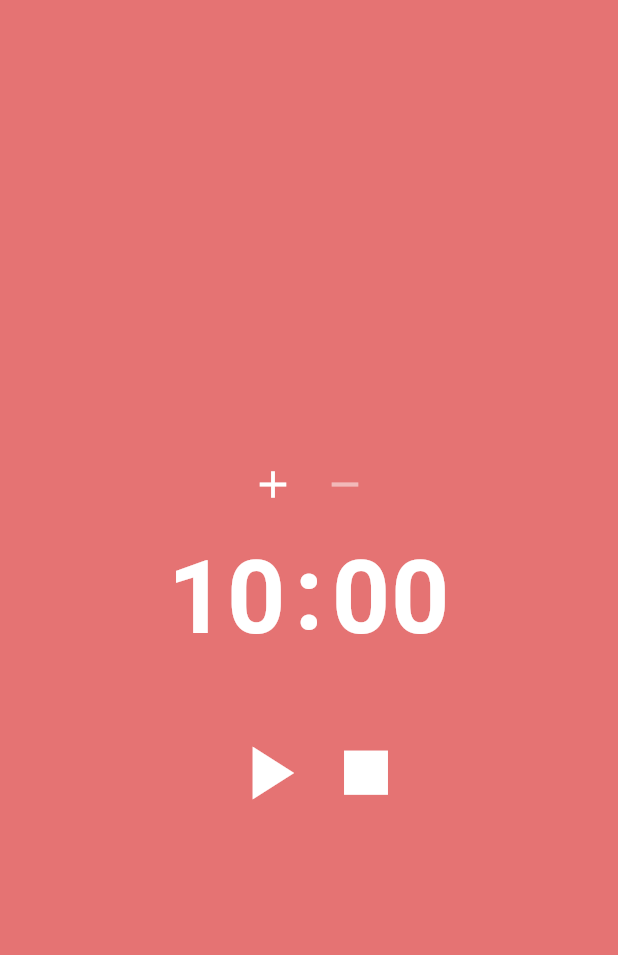
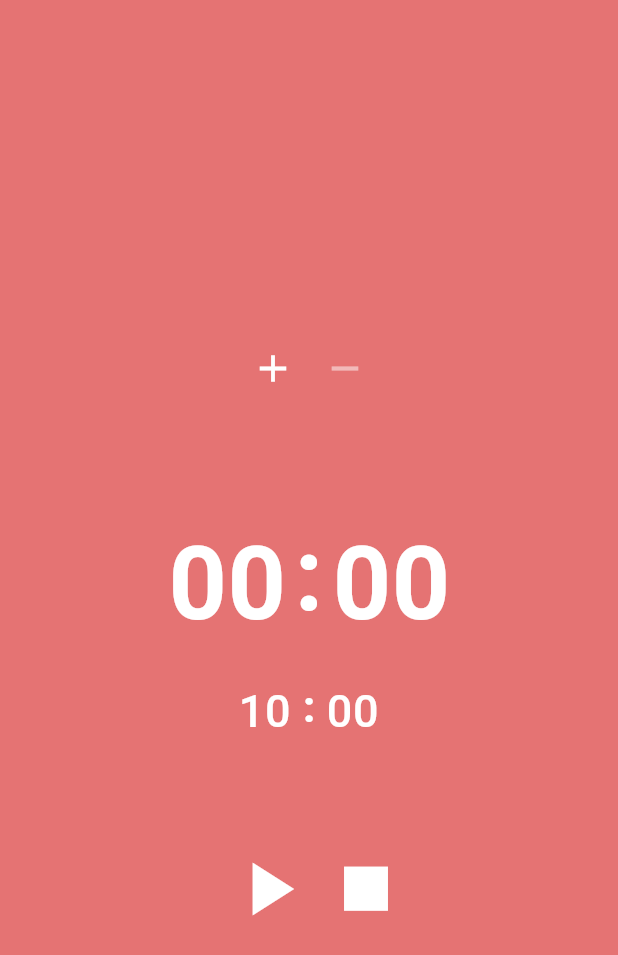
Before and after one commit to HwangGoeun/Red-Timer, a Flutter app: the screen it shows after launch, after a tap on the "play arrow" icon, after a tap on the "square" icon, on a phone screen of 412 x 824 dp. Shown: the top 955 px of the screen. Run offline on Flutter 3.47's test engine with Material 3 defaults, Android fonts, the phone set to English and light mode, and no system bars; missing offline and left inert: flutter_foreground_task.

Commit message:
제한 시간 입력 및 제한 시간 도달 시 멈춤 기능 구현

```diff
--- a/redtimer/lib/screens/home_screen.dart
+++ b/redtimer/lib/screens/home_screen.dart
@@ -8,9 +8,12 @@ import 'package:redtimer/widgets/time.dart';
 import 'package:redtimer/widgets/time_input.dart';
 
 int tenMinutes = 600;
-int totalSeconds = tenMinutes;
-int minTime = 10;
+int totalSeconds = 0;
+int limitSecond = tenMinutes;
+int minTime = 0;
 int secTime = 0;
+int minLimitTime = 0;
+int secLimitTime = 0;
 
 class HomeScreen extends StatefulWidget {
   const HomeScreen({Key? key}) : super(key: key);
@@ -84,7 +87,7 @@ class _HomeScreenState extends State<HomeScreen> {
     print("total = $totalSeconds");
     print("min = $minTime");
     print("sec = $secTime");
-    if (totalSeconds == 0) {
+    if (totalSeconds == limitSecond) {
       setState(() {
         isRunning = false;
         totalSeconds = totalSeconds;
@@ -94,23 +97,26 @@ class _HomeScreenState extends State<HomeScreen> {
       });
       timer.cancel();
     } else {
+      if (isRunning == true) {
         setState(() {
-        totalSeconds = totalSeconds - 1;
+          totalSeconds = totalSeconds + 1;
           minTime = int.parse(formatMin(totalSeconds));
           secTime = int.parse(formatSecond(totalSeconds));
           reset = false;
         });
+      } else {
+        setState(() {
+          minTime = int.parse(formatMin(totalSeconds));
+          secTime = int.parse(formatSecond(totalSeconds));
+          reset = false;
+        });
+      }
       FlutterForegroundTask.updateService(
           notificationText: format(totalSeconds));
     }
   }
 
   void onStartPressed() {
-    print("start!");
-    print("reset = $reset");
-    print("total = $totalSeconds");
-    print("min = $minTime");
-    print("sec = $secTime");
     noticeStart(format(totalSeconds));
     timer = Timer.periodic(
       const Duration(seconds: 1),
@@ -120,22 +126,39 @@ class _HomeScreenState extends State<HomeScreen> {
       isRunning = true;
       minTime = int.parse(formatMin(totalSeconds));
       secTime = int.parse(formatSecond(totalSeconds));
+      minLimitTime = int.parse(formatMin(limitSecond));
+      secLimitTime = int.parse(formatSecond(limitSecond));
       reset = false;
     });
   }
 
-  void changeTime(String timeType, int time) {
-    // TimeInput.minTime = minTime;
-    if (timeType == "min") {
-      minTime = time * 60;
-    } else if (timeType == "sec") {
-      secTime = time;
-    }
+  void onPausePreesed() {
+    timer.cancel();
     setState(() {
-      totalSeconds = minTime + secTime;
+      isRunning = false;
+      minTime = int.parse(formatMin(totalSeconds));
+      secTime = int.parse(formatSecond(totalSeconds));
+      minLimitTime = int.parse(formatMin(limitSecond));
+      secLimitTime = int.parse(formatSecond(limitSecond));
+      reset = false;
     });
   }
 
+  void onReset() {
+    noticeStop();
+    setState(() {
+      isRunning = false;
+      totalSeconds = 0;
+      limitSecond = tenMinutes;
+      reset = true;
+      minTime = int.parse(formatMin(totalSeconds));
+      secTime = int.parse(formatSecond(totalSeconds));
+    });
+    timer.cancel();
+    reset = false;
+  }
+
+  // 알림창 관련 함수
   void noticeStart(String initialText) async {
     await FlutterForegroundTask.startService(
       notificationTitle: 'Red Timer',
@@ -150,39 +173,6 @@ class _HomeScreenState extends State<HomeScreen> {
     });
   }
 
-  void onPausePreesed() {
-    print("Pause!");
-    print("reset = $reset");
-    print("total = $totalSeconds");
-    print("min = $minTime");
-    print("sec = $secTime");
-    timer.cancel();
-    setState(() {
-      isRunning = false;
-      minTime = int.parse(formatMin(totalSeconds));
-      secTime = int.parse(formatSecond(totalSeconds));
-      reset = false;
-    });
-  }
-
-  void onReset() {
-    print("Reset!");
-    print("reset = $reset");
-    print("total = $totalSeconds");
-    print("min = $minTime");
-    print("sec = $secTime");
-    noticeStop();
-    setState(() {
-      isRunning = false;
-      totalSeconds = tenMinutes;
-      reset = true;
-      minTime = int.parse(formatMin(totalSeconds));
-      secTime = int.parse(formatSecond(totalSeconds));
-    });
-    timer.cancel();
-    reset = false;
-  }
-
   void noticeStop() async {
     await FlutterForegroundTask.clearAllData();
     await FlutterForegroundTask.stopService();
@@ -194,6 +184,7 @@ class _HomeScreenState extends State<HomeScreen> {
     });
   }
 
+  // 시간 출력 관련 함수
   String formatMin(int seconds) {
     var duration = Duration(seconds: seconds);
 
@@ -221,11 +212,15 @@ class _HomeScreenState extends State<HomeScreen> {
         backgroundColor: Theme.of(context).colorScheme.background,
         body: Column(
           children: [
+            // 여백
             Flexible(
+              flex: 1,
               child: Container(
                 height: double.infinity,
               ),
             ),
+
+            // 플러스 / 마이너스 버튼
             Flexible(
               flex: 2,
               child: Container(
@@ -261,7 +256,7 @@ class _HomeScreenState extends State<HomeScreen> {
 
             // 시간 보여지는 곳
             Flexible(
-              flex: 1,
+              flex: 2,
               child: Container(
                 width: double.infinity,
                 height: double.infinity,
@@ -280,21 +275,7 @@ class _HomeScreenState extends State<HomeScreen> {
                             value: formatMin(totalSeconds),
                             fontColor: fontColor,
                           )
-                        // 리셋 버튼을 클릭하지 않았을 때
-                        // 타이머가 작동 중이 아니라면 시간 입력 허용
-                        : isRunning == false
-                            ? TimeInput(
-                                timeType: "min",
-                                totalTime: totalSeconds,
-                                minTime: minTime,
-                                secTime: secTime,
-                                boxSize: 90,
-                                hint: minTime.toString(),
-                                fontColor: fontColor,
-                                fontSize: 68,
-                                fontWeight: FontWeight.w600)
-
-                            // 타이머가 작동 중이라면 시간 보여주기
+                        // 리셋 버튼을 클릭하지 않았을 때 시간 보여주기
                         : Time.plusTime(
                             value: formatMin(totalSeconds),
                             fontColor: fontColor,
@@ -316,27 +297,77 @@ class _HomeScreenState extends State<HomeScreen> {
                     ),
 
                     // 초
+                    // 리셋 버튼을 클릭했을 때
                     reset == true
                         ? Time.plusTime(
                             value: formatSecond(totalSeconds),
                             fontColor: fontColor,
                           )
-                        : isRunning == false
-                            ? TimeInput(
-                                timeType: "sec",
-                                totalTime: totalSeconds,
-                                minTime: minTime,
-                                secTime: secTime,
-                                boxSize: 90,
-                                hint: secTime.toString(),
-                                fontColor: fontColor,
-                                fontSize: 68,
-                                fontWeight: FontWeight.w600,
-                              )
+                        // 리셋 버튼을 클릭하지 않았을 때 시간 보여주기
                         : Time.plusTime(
                             value: secTime.toString(),
                             fontColor: fontColor,
                           )
+                  ],
+                ),
+              ),
+            ),
+
+            // 제한 시간 부분
+            Flexible(
+              flex: 1,
+              child: Container(
+                height: double.infinity,
+                decoration: const BoxDecoration(
+                    // color: Colors.amber,
+                    ),
+                alignment: Alignment.topCenter,
+                child: Row(
+                  mainAxisAlignment: MainAxisAlignment.center,
+                  children: [
+                    // 분
+                    // 타이머가 실행중이면 제한시간 보여주기
+                    isRunning == true
+                        ? Time.limitedTime(
+                            value: formatMin(limitSecond),
+                            fontColor: fontColor,
+                          )
+                        // 실행 중이 아니라면 제한시간 입력할 수 있게 하기
+                        : TimeInput.limitedTime(
+                            timeType: "minLimit",
+                            hint: formatMin(limitSecond),
+                            fontColor: fontColor,
+                          ),
+
+                    // :
+                    SizedBox(
+                      child: Padding(
+                        padding: const EdgeInsets.only(bottom: 18),
+                        child: Text(
+                          ":",
+                          style: TextStyle(
+                            color:
+                                Theme.of(context).textTheme.displayLarge!.color,
+                            fontSize: 30,
+                            fontWeight: FontWeight.w600,
+                          ),
+                        ),
+                      ),
+                    ),
+
+                    // 초
+                    // 타이머가 실행중이면 제한시간 보여주기
+                    isRunning == true
+                        ? Time.limitedTime(
+                            value: formatSecond(limitSecond),
+                            fontColor: fontColor,
+                          )
+                        // 실행 중이 아니라면 제한시간 입력할 수 있게 하기
+                        : TimeInput.limitedTime(
+                            timeType: "secLimit",
+                            hint: formatSecond(limitSecond),
+                            fontColor: fontColor,
+                          ),
                   ],
                 ),
               ),
--- a/redtimer/lib/widgets/time.dart
+++ b/redtimer/lib/widgets/time.dart
@@ -3,6 +3,7 @@ import 'package:flutter/material.dart';
 class Time extends StatelessWidget {
   String value;
   double fontSize, bottomPadding;
+  late double leftPadding, rightPadding, boxWidth;
   Color fontColor;
   FontWeight fontWeight;
 
@@ -21,26 +22,32 @@ class Time extends StatelessWidget {
     required this.fontColor,
   })  : fontSize = 68,
         fontWeight = FontWeight.w600,
-        bottomPadding = 12;
+        bottomPadding = 12,
+        leftPadding = 6,
+        rightPadding = 4,
+        boxWidth = 80;
 
   Time.limitedTime({
     super.key,
     required this.value,
     required this.fontColor,
-  })  : fontSize = 40,
-        fontWeight = FontWeight.w600,
-        bottomPadding = 12;
+  })  : fontSize = 30,
+        fontWeight = FontWeight.w500,
+        bottomPadding = 12,
+        leftPadding = 7.8,
+        rightPadding = 3,
+        boxWidth = 39;
 
   @override
   Widget build(BuildContext context) {
     return Padding(
       padding: EdgeInsets.only(
         bottom: bottomPadding,
-        left: 6,
-        right: 4,
+        left: leftPadding,
+        right: rightPadding,
       ),
       child: SizedBox(
-        width: 80,
+        width: boxWidth,
         // decoration: const BoxDecoration(color: Colors.amber),
         child: Text(
           value.padLeft(2, '0'),
--- a/redtimer/lib/widgets/time_input.dart
+++ b/redtimer/lib/widgets/time_input.dart
@@ -4,7 +4,6 @@ import 'package:redtimer/screens/home_screen.dart';
 
 class TimeInput extends StatefulWidget {
   String hint, timeType;
-  int totalTime, minTime, secTime;
   double fontSize, boxSize;
   Color fontColor;
   FontWeight fontWeight;
@@ -12,9 +11,6 @@ class TimeInput extends StatefulWidget {
   TimeInput({
     super.key,
     required this.timeType,
-    required this.totalTime,
-    required this.minTime,
-    required this.secTime,
     required this.boxSize,
     required this.hint,
     required this.fontColor,
@@ -22,17 +18,39 @@ class TimeInput extends StatefulWidget {
     required this.fontWeight,
   });
 
+  TimeInput.plusTime({
+    super.key,
+    required this.timeType,
+    required this.hint,
+    required this.fontColor,
+  })  : boxSize = 90,
+        fontSize = 60,
+        fontWeight = FontWeight.w600;
+
+  TimeInput.limitedTime({
+    super.key,
+    required this.timeType,
+    required this.hint,
+    required this.fontColor,
+  })  : boxSize = 50,
+        fontSize = 30,
+        fontWeight = FontWeight.w500;
+
   @override
   State<TimeInput> createState() => _TimeInputState();
 }
 
 class _TimeInputState extends State<TimeInput> {
+  FocusNode textFocus = FocusNode();
+
   @override
   Widget build(BuildContext context) {
     return SizedBox(
       width: widget.boxSize,
       // decoration: const BoxDecoration(color: Colors.red),
       child: TextField(
+        focusNode: textFocus,
+
         // 숫자 키패드 보여주기
         keyboardType: TextInputType.number,
 
@@ -69,33 +87,26 @@ class _TimeInputState extends State<TimeInput> {
         onChanged: (value) {
           if (value.isEmpty) {
             setState(() {
-              widget.timeType == "min"
-                  ? widget.minTime = 0
-                  : widget.secTime = 0;
+              widget.timeType == "minLimit"
+                  ? minLimitTime = 0
+                  : secLimitTime = 0;
             });
           } else {
-            if (widget.timeType == "min") {
-              minTime = int.parse(value);
-              print("min : $widget.minTime");
+            if (widget.timeType == "minLimit") {
+              minLimitTime = int.parse(value);
               setState(() {
-                totalSeconds = minTime * 60 + secTime;
+                limitSecond = minLimitTime * 60 + secLimitTime;
+                totalSeconds = 0;
               });
             } else {
-              secTime = int.parse(value);
-              print("sec : $widget.secTime");
+              secLimitTime = int.parse(value);
               setState(() {
-                totalSeconds = minTime * 60 + secTime;
+                limitSecond = minLimitTime * 60 + secLimitTime;
+                totalSeconds = 0;
               });
             }
           }
         },
-
-        // onTap: () {
-        //   // 포커스 잃으면 키보드 없어지게 하기
-        //   FocusScope.of(context).unfocus();
-        //   // 텍스트 필드 입력 시 기존 값 없애기
-        //   _controller1.clear();
-        // },
       ),
     );
   }
```
Lines whose indentation alone changed are shown as unchanged.
